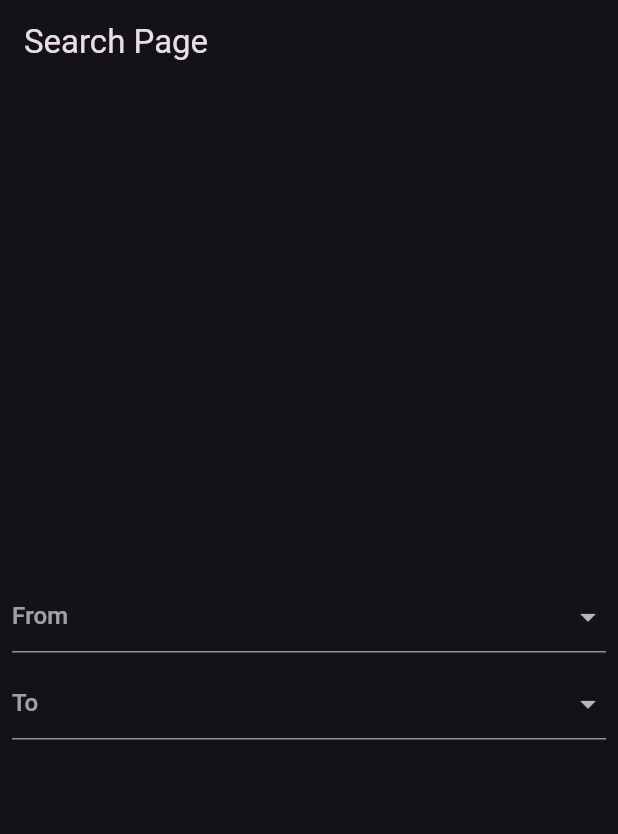
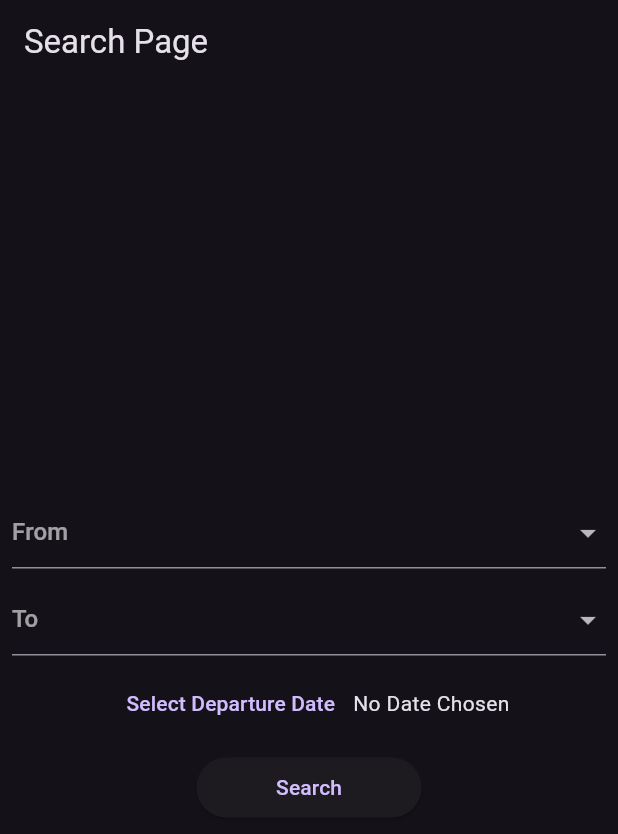
Before and after one commit to Adityam2804/Bus-Reservation-App, a Flutter app: the screen it shows after launch, on a phone screen of 412 x 824 dp. Shown: the top 834 px of the screen. Run offline on Flutter 3.47's test engine with Material 3 defaults, Android fonts, the phone set to English and light mode, and no system bars.

```diff
--- a/lib/pages/search_page.dart
+++ b/lib/pages/search_page.dart
@@ -1,4 +1,5 @@
 import 'package:bus_reservation/utils/constants.dart';
+import 'package:bus_reservation/utils/helper_functions.dart';
 import 'package:flutter/material.dart';
 
 class SearchPage extends StatefulWidget {
@@ -11,6 +12,7 @@ class SearchPage extends StatefulWidget {
 class _SearchPageState extends State<SearchPage> {
   String? fromCity, toCity;
   DateTime? departureDate;
+  final _formKey = GlobalKey<FormState>();
   @override
   Widget build(BuildContext context) {
     return Scaffold(
@@ -18,6 +20,7 @@ class _SearchPageState extends State<SearchPage> {
         title: const Text('Search Page'),
       ),
       body: Form(
+        key: _formKey,
         child: Center(
           child: ListView(
             shrinkWrap: true,
@@ -67,11 +70,51 @@ class _SearchPageState extends State<SearchPage> {
                       .toList(),
                   onChanged: (value) {
                     toCity = value;
-                  })
+                  }),
+              Padding(
+                padding: const EdgeInsets.all(8.0),
+                child: Row(
+                  mainAxisAlignment: MainAxisAlignment.center,
+                  children: [
+                    TextButton(
+                        onPressed: _selectDatePicker,
+                        child: const Text('Select Departure Date')),
+                    Text(departureDate == null
+                        ? 'No Date Chosen'
+                        : dateFormater(departureDate!,
+                            pattern: 'EEE MMM dd, yyyy'))
+                  ],
+                ),
+              ),
+              Center(
+                  child: SizedBox(
+                      width: 150,
+                      child: ElevatedButton(
+                          onPressed: _search, child: Text('Search'))))
             ],
           ),
         ),
       ),
     );
   }
+
+  _selectDatePicker() async {
+    final selectedDate = await showDatePicker(
+        context: context,
+        firstDate: DateTime.now(),
+        lastDate: DateTime.now().add(Duration(days: 7)));
+    if (selectedDate != null) {
+      setState(() {
+        departureDate = selectedDate;
+      });
+    }
+  }
+
+  void _search() {
+    if (departureDate == null) {
+      ScaffoldMessenger.of(context).showSnackBar(
+          SnackBar(content: Text('Please Select a Departure Date')));
+    }
+    if (_formKey.currentState!.validate()) {}
+  }
 }
--- a/lib/utils/helper_functions.dart
+++ b/lib/utils/helper_functions.dart
@@ -0,0 +1,5 @@
+import 'package:intl/intl.dart';
+
+String dateFormater(DateTime dt, {String pattern = "dd/MM/yyyy"}) {
+  return DateFormat(pattern).format(dt);
+}
--- a/pubspec.yaml
+++ b/pubspec.yaml
@@ -34,6 +34,7 @@ dependencies:
   # The following adds the Cupertino Icons font to your application.
   # Use with the CupertinoIcons class for iOS style icons.
   cupertino_icons: ^1.0.2
+  intl: ^0.19.0
 
 dev_dependencies:
   flutter_test:
```
Also changed, not shown: pubspec.lock.
